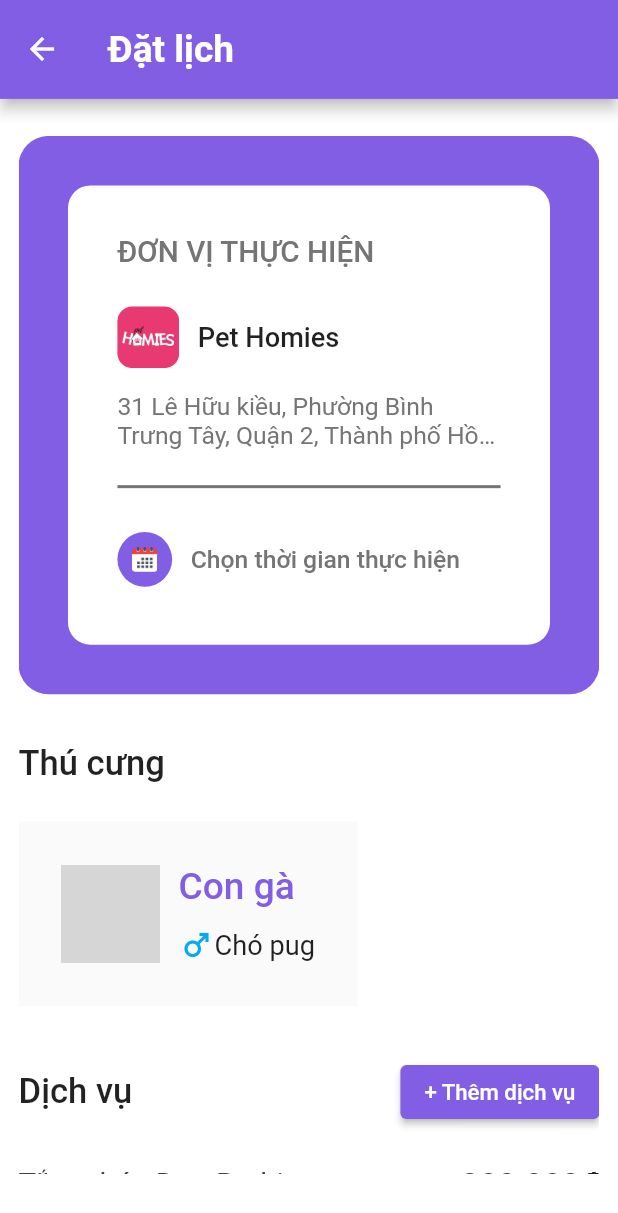
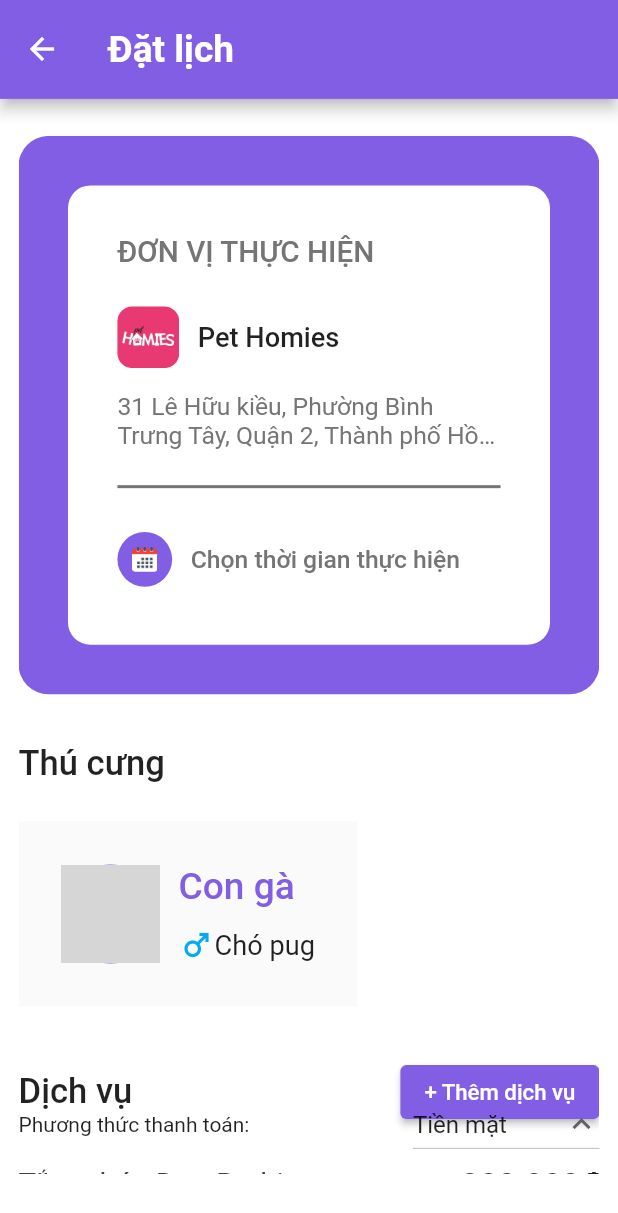
Before and after one commit to khanhpl/Pegodo_HCI, a Flutter app: the OrderScreen screen opened by its route, on a phone screen of 412 x 824 dp. Shown: the top 1213 px of the screen. Run offline on Flutter 3.47's test engine with Material 2 defaults, Android fonts, the phone set to English and light mode, and no system bars; our stand-ins replace carousel_pro, convex_bottom_bar, firebase_auth, firebase_core, flutter_datetime_picker, flutter_rating_bar and 3 more; accounts and stored records are empty; network calls fail; grey boxes are pictures that could not be loaded.

Commit message:
khanhpl 2-3 mirror1

```diff
--- a/lib/MyLib/globals.dart
+++ b/lib/MyLib/globals.dart
@@ -11,3 +11,8 @@ List<Pet> petList = [
   Pet(PetID: "Pet1", PetName: "Con gà", PetType: "Chó pug", PetGender: true, PetStatus: "Mập", PetImage: "https://i.pinimg.com/originals/23/59/7e/23597eae81350a4705644c58bdad7f6b.jpg"),
   Pet(PetID: "Pet2", PetName: "Con vịt", PetType: "Mèo", PetGender: false, PetStatus: "Mập", PetImage: "https://i.pinimg.com/564x/7b/a1/b6/7ba1b6556719b4b358e3b86e6c24b30f.jpg"),
 ];
+
+List listPayment = [
+  'Tiền mặt',
+  'Chuyển khoản',
+];
--- a/lib/MyLib/models/show_pet_item_on_order.dart
+++ b/lib/MyLib/models/show_pet_item_on_order.dart
@@ -1,6 +1,8 @@
+import 'package:flutter/cupertino.dart';
 import 'package:flutter/material.dart';
 import 'package:pegoda/MyLib/class/pet.dart';
 import 'package:pegoda/MyLib/models/show_pet_detail.dart';
+import '../constants.dart' as Constants;
 
 class ShowPetItemOnOrder extends StatefulWidget {
   Pet pet;
@@ -19,6 +21,8 @@ class _ShowPetItemOnOrderState extends State<ShowPetItemOnOrder> {
   @override
   Widget build(BuildContext context) {
     var size = MediaQuery.of(context).size;
+
+    var _primaryColor = Constants.primaryColor;
     // TODO: implement build
     return Material(
       child: Container(
@@ -42,9 +46,11 @@ class _ShowPetItemOnOrderState extends State<ShowPetItemOnOrder> {
             crossAxisAlignment: CrossAxisAlignment.center,
             children: <Widget>[
               Container(
+
                 height: size.height * 0.08,
                 width: size.height * 0.08,
                 decoration: BoxDecoration(
+                  border: Border.all(color: _primaryColor),
                   shape: BoxShape.circle,
                   image: DecorationImage(
                     image: NetworkImage(pet.PetImage),
--- a/lib/screens/customer/search/order_screen.dart
+++ b/lib/screens/customer/search/order_screen.dart
@@ -14,6 +14,8 @@ class OrderScreen extends StatefulWidget {
 
 class _OrderScreenState extends State<OrderScreen> {
   List<Pet> _petList = Globals.petList;
+  var paymentValue= "Tiền mặt";
+  List _listPayment = Globals.listPayment;
 
   @override
   Widget build(BuildContext context) {
@@ -41,6 +43,34 @@ class _OrderScreenState extends State<OrderScreen> {
                 ),
               ),
             ),
+          ],
+        ),
+      ),
+      floatingActionButtonLocation: FloatingActionButtonLocation.centerFloat,
+      floatingActionButton: Container(
+        padding: EdgeInsets.fromLTRB(_pageWidth*0.03, 0, _pageWidth*0.03, 0),
+        height: _pageHeight*0.1,
+        child: Column(
+          children: [
+            Row(
+              children: [
+                Text(
+                  'Phương thức thanh toán:',
+                ),
+                Spacer(
+                ),
+                DropdownButton<String>(
+                  value: paymentValue,
+                  icon: Icon(Icons.keyboard_arrow_up),
+                  items: _listPayment
+                      .map<DropdownMenuItem<String>>(
+                      buildMenuPaymentItem)
+                      .toList(),
+                  onChanged: (paymentValue) => setState(
+                          () => this.paymentValue = paymentValue),
+                ),
+              ],
+            )
           ],
         ),
       ),
@@ -132,11 +162,14 @@ class _OrderScreenState extends State<OrderScreen> {
                           DatePicker.showDateTimePicker(context,
                               showTitleActions: true,
                               minTime: DateTime.now(),
-                              maxTime: DateTime(2023, 12, 31), onChanged: (date) {
-                                print('change $date');
-                              }, onConfirm: (date) {
-                                print('confirm $date');
-                              }, currentTime: DateTime.now(), locale: LocaleType.vi);
+                              maxTime: DateTime(2023, 12, 31),
+                              onChanged: (date) {
+                            print('change $date');
+                          }, onConfirm: (date) {
+                            print('confirm $date');
+                          },
+                              currentTime: DateTime.now(),
+                              locale: LocaleType.vi);
                         },
                         child: Row(
                           mainAxisAlignment: MainAxisAlignment.start,
@@ -298,7 +331,7 @@ class _OrderScreenState extends State<OrderScreen> {
               ),
               SizedBox(height: _pageHeight * 0.04),
               Container(
-                padding: EdgeInsets.only(left: _pageWidth*0.03),
+                padding: EdgeInsets.only(left: _pageWidth * 0.03),
                 alignment: Alignment.center,
                 width: _pageWidth,
                 height: _pageHeight * 0.1,
@@ -316,15 +349,15 @@ class _OrderScreenState extends State<OrderScreen> {
                   ),
                 ),
               ),
-              SizedBox(height: _pageHeight*0.1),
+              SizedBox(height: _pageHeight * 0.1),
             ],
           ),
         ),
       ),
     );
   }
+
   void _ChooseService(BuildContext context) {
-
     var size = MediaQuery.of(context).size;
     showDialog(
       context: context,
@@ -334,7 +367,7 @@ class _OrderScreenState extends State<OrderScreen> {
           backgroundColor: Color.fromRGBO(0, 0, 0, 0),
           scrollable: true,
           content: Container(
-            padding: EdgeInsets.all(size.width*0.03),
+            padding: EdgeInsets.all(size.width * 0.03),
             width: size.width,
             decoration: BoxDecoration(
               color: Colors.white,
@@ -343,9 +376,9 @@ class _OrderScreenState extends State<OrderScreen> {
             child: Column(
               children: [
                 ShowServiceItem(),
-                SizedBox(height: size.height*0.03),
+                SizedBox(height: size.height * 0.03),
                 ShowServiceItem(),
-                SizedBox(height: size.height*0.03),
+                SizedBox(height: size.height * 0.03),
                 ShowServiceItem(),
               ],
             ),
@@ -354,4 +387,10 @@ class _OrderScreenState extends State<OrderScreen> {
       },
     );
   }
+  DropdownMenuItem<String> buildMenuPaymentItem(var item) {
+    return DropdownMenuItem(
+      value: item,
+      child: Text(item),
+    );
+  }
 }
```
